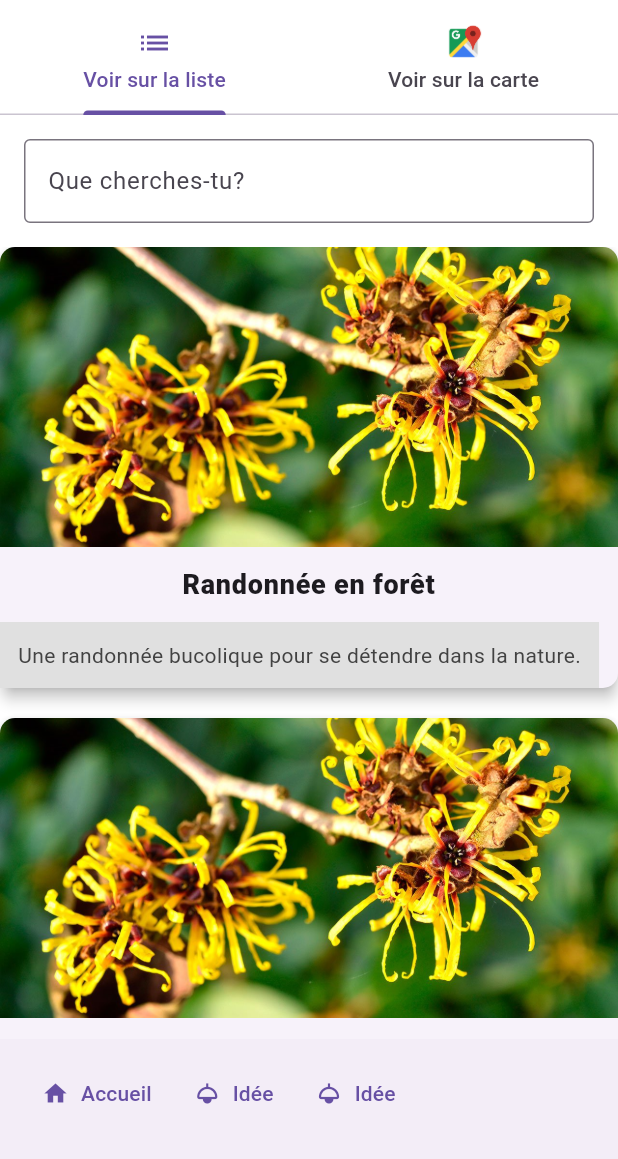
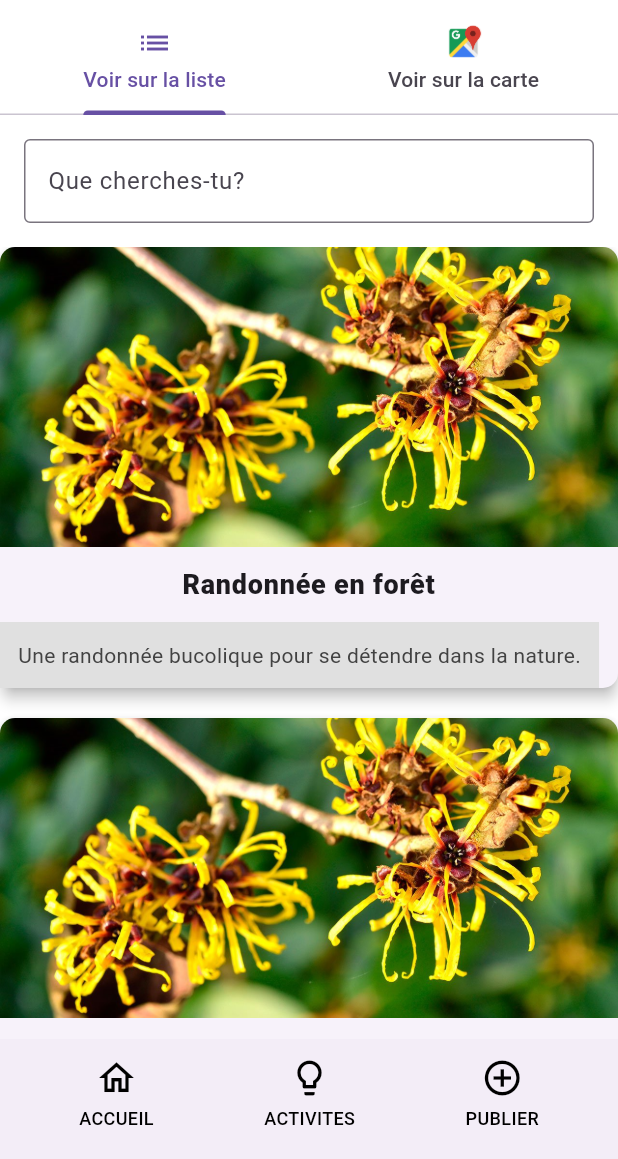
Before and after one commit to Diane38/IHM_S9_Craig_Zoffranieri_-Rasoamanana, a Flutter app: the screen it shows after launch, item 2 of the bottom bar chosen, after a tap on the "arrow forward" icon, on a phone screen of 412 x 824 dp, the part 77-1236 px from its top. Run offline on Flutter 3.47's test engine with Material 3 defaults, Android fonts, the phone set to English and light mode, and no system bars; our stand-ins replace flutter_svg; network calls fail.

Commit message:
MergeAvecMain

```diff
--- a/project_out_of_bed/lib/ComponentReuse/app_bar_logo.dart
+++ b/project_out_of_bed/lib/ComponentReuse/app_bar_logo.dart
@@ -1,6 +1,7 @@
 import 'package:flutter/material.dart';
 import 'package:flutter_svg/flutter_svg.dart';
 import 'package:project_out_of_bed/pages/connexion.dart';
+import 'package:project_out_of_bed/pages/inscription.dart';
 
 class AppBarLogo extends StatelessWidget implements PreferredSizeWidget {
   const AppBarLogo({super.key});
@@ -26,7 +27,7 @@ class AppBarLogo extends StatelessWidget implements PreferredSizeWidget {
                   Text(
                     "OUT OF BED",
                     style: TextStyle(
-                      fontSize: 28,
+                      fontSize: 24,
                       fontWeight: FontWeight.w600,
                       letterSpacing: 1.2,
                     ),
@@ -35,29 +36,47 @@ class AppBarLogo extends StatelessWidget implements PreferredSizeWidget {
                   SizedBox(width: 12),
 
                   // SVG (lit + personnage)
-                  SvgPicture.asset('assets/icons/logo.svg', height: 40),
+                  SvgPicture.asset('assets/icons/logo.svg', height: 35),
 
                   Spacer(),
 
-                  // Bouton carré en haut à droite
-                  Container(
-                    decoration: BoxDecoration(
-                      color: Colors.black,
-                      borderRadius: BorderRadius.circular(6),
-                    ),
-                    child: IconButton(
-                      icon: Icon(Icons.arrow_forward, color: Colors.white),
-                      onPressed: () {
+                  // Boutons connexion et inscription
+                  Row(
+                    children: [
+                      TextButton(
+                        onPressed: () {
                         Navigator.push(
-                          context,
-                          MaterialPageRoute(
-                            builder: (context) => const LoginPage(),
+                        context,
+                        MaterialPageRoute(builder: (context) => const LoginPage()),
+                          );
+                        },
+                        child: const Text(
+                          "Se connecter",
+                          style: TextStyle(color: Colors.black, fontSize: 12, fontWeight: FontWeight.bold),
+                        ),
+                      ),
+                      Container(
+                        decoration: BoxDecoration(
+                          color: Colors.black,
+                          borderRadius: BorderRadius.circular(3),
                           ),
-                        );
-                      },
-                    ),
+                          child: InkWell(
+                            onTap: () {
+                              Navigator.push( context,
+                              MaterialPageRoute(builder: (context) => const InscriptionPage()),
+                              );
+                              },
+                            child: const Padding(
+                              padding: EdgeInsets.symmetric(horizontal: 12, vertical: 8),
+                              child: Text("S'inscrire",
+                              style: TextStyle(color: Colors.white, fontSize: 13, fontWeight: FontWeight.bold),
+                            ),
+                          ),
+                        ),
+                      )
+                    ]
                   ),
-                ],
+                ]
               ),
               SizedBox(height: 2),
             ],
--- a/project_out_of_bed/lib/ComponentReuse/bottom_app_bar_page.dart
+++ b/project_out_of_bed/lib/ComponentReuse/bottom_app_bar_page.dart
@@ -10,37 +10,57 @@ class BottomAppBarPage extends StatelessWidget implements PreferredSizeWidget {
   Widget build(BuildContext context) {
     return BottomAppBar(
       child: Row(
-          crossAxisAlignment: CrossAxisAlignment.start,
+        mainAxisAlignment: MainAxisAlignment.spaceAround,
         children: [
-            TextButton.icon(
-              onPressed: () {
+          _buildNavItem(
+            context,
+            icon: Icons.home_outlined,
+            label: "ACCUEIL",
+            color: Colors.black,
+            destination: const HomePage(),
+          ),
+          _buildNavItem(
+            context,
+            icon: Icons.lightbulb_outline,
+            label: "ACTIVITES",
+            color: Colors.black,
+            destination: const RechercheActivite(),
+          ),
+          _buildNavItem(
+            context,
+            icon: Icons.add_circle_outline,
+            label: "PUBLIER",
+            color: Colors.black,
+            destination: const Publication(),
+          ),
+        ],
+      ),
+    );
+  }
+
+  Widget _buildNavItem(BuildContext context,
+      {required IconData icon,
+      required String label,
+      required Color color,
+      required Widget destination}) {
+    return InkWell(
+      onTap: () {
         Navigator.push(
           context,
-                  MaterialPageRoute(builder: (context) => const HomePage()),
+          MaterialPageRoute(builder: (context) => destination),
         );
       },
-              icon: const Icon(Icons.home),
-              label: const Text("Accueil"),
+        child: Column(
+          children: [
+            Icon(icon, color: color, size: 28),
+            const SizedBox(height: 4),
+            Text(
+              label,
+              style: TextStyle(
+                color: color,
+                fontSize: 12,
+                fontWeight: FontWeight.w500,
               ),
-            TextButton.icon(
-              onPressed: () {
-                Navigator.push(
-                  context,
-                  MaterialPageRoute(builder: (context) => const RechercheActivite()),
-                );
-              },
-              icon: const Icon(Icons.light),
-              label: const Text("Idée"),
-            ),
-            TextButton.icon(
-              onPressed: () {
-                Navigator.push(
-                  context,
-                  MaterialPageRoute(builder: (context) => const Publication()),
-                );
-              },
-              icon: const Icon(Icons.light),
-              label: const Text("Idée"),
             ),
           ],
         ),
--- a/project_out_of_bed/lib/pages/inscription.dart
+++ b/project_out_of_bed/lib/pages/inscription.dart
@@ -17,7 +17,6 @@ class _InscriptionPageState extends State<InscriptionPage> {
   final TextEditingController _confirmPasswordController = TextEditingController();
 
   //fonction pour naviguer vers home page
-  //TODO: login connexion avec le modèle
   void _login() {
     if (_formKey.currentState!.validate()) {
         Navigator.pushReplacement(
--- a/project_out_of_bed/lib/pages/profile.dart
+++ b/project_out_of_bed/lib/pages/profile.dart
@@ -24,7 +24,6 @@ class _ProfilePageState extends State<ProfilePage> with SingleTickerProviderStat
     super.dispose();
   }
 
-  // Données simulées
   List<Activite> _getPublishedActivities() {
     return [
       Activite(
```
Also changed, not shown: project_out_of_bed/lib/models/user.dart (added, +46 -0 lines), project_out_of_bed/lib/pages/connexion.dart (+15 -6 lines), Modèles de tâches/Accueil.png (added), Modèles de tâches/Activités.png (added), Modèles de tâches/Mon profil.png (added), Modèles de tâches/Publications.png (added), project_out_of_bed/lib/pages/detail_activite.dart (line endings or trailing spaces), project_out_of_bed/lib/pages/home_page.dart (line endings or trailing spaces), 3 other files. Lines whose indentation alone changed are shown as unchanged.
